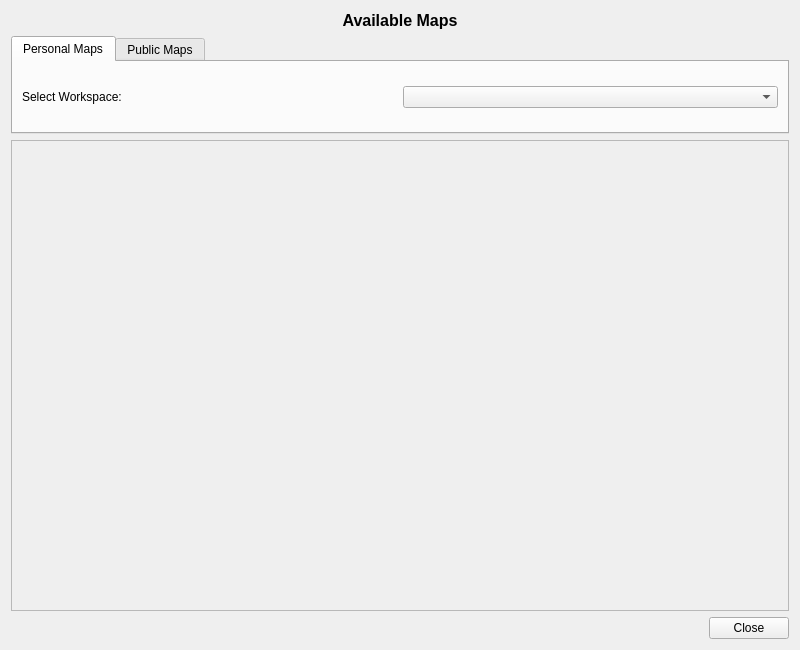
maphub-co/maphub-qgis, file ui/GetMapDialog.ui: the form before one commit.
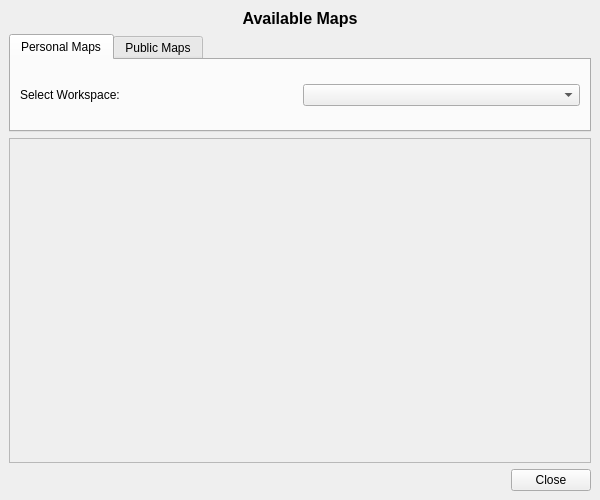
The form after the commit.

Commit message: ✨ [ui] Improve folder navigation and layout styling for dialogs

Diff of the .ui file:
```diff
--- a/ui/GetMapDialog.ui
+++ b/ui/GetMapDialog.ui
@@ -6,14 +6,35 @@
    <rect>
     <x>0</x>
     <y>0</y>
-    <width>800</width>
-    <height>650</height>
+    <width>600</width>
+    <height>500</height>
    </rect>
   </property>
+  <property name="minimumSize">
+   <size>
+    <width>500</width>
+    <height>400</height>
+   </size>
+  </property>
   <property name="windowTitle">
    <string>MapHub: Get Maps</string>
   </property>
   <layout class="QVBoxLayout" name="verticalLayout">
+   <property name="spacing">
+    <number>6</number>
+   </property>
+   <property name="leftMargin">
+    <number>9</number>
+   </property>
+   <property name="topMargin">
+    <number>9</number>
+   </property>
+   <property name="rightMargin">
+    <number>9</number>
+   </property>
+   <property name="bottomMargin">
+    <number>9</number>
+   </property>
    <item>
     <widget class="QLabel" name="label_title">
      <property name="font">
```
The commit also changes 3 other files.
